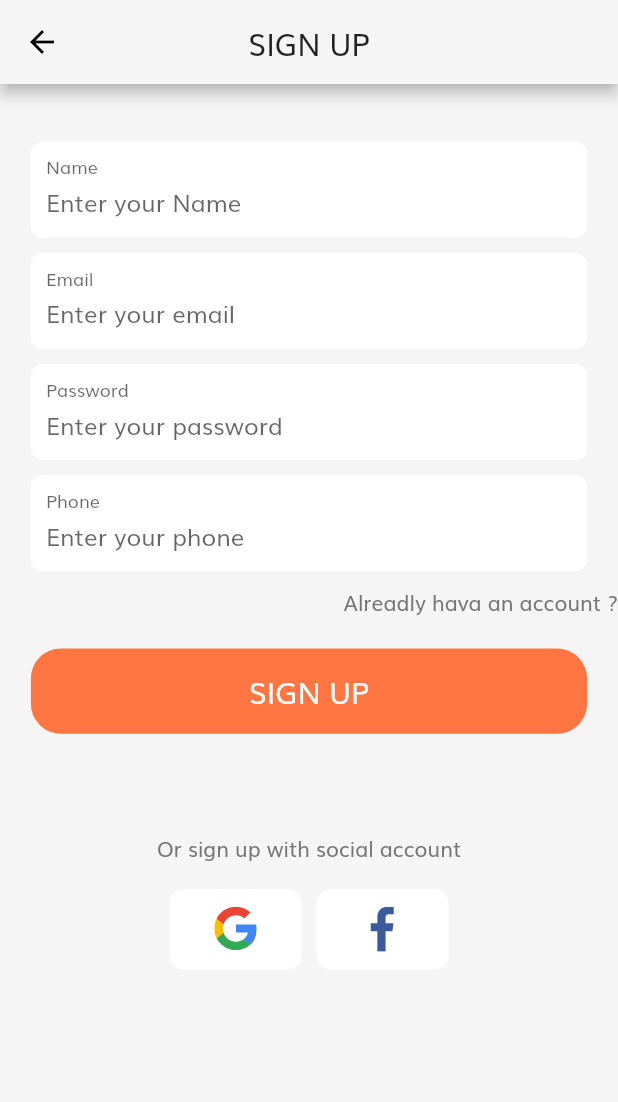
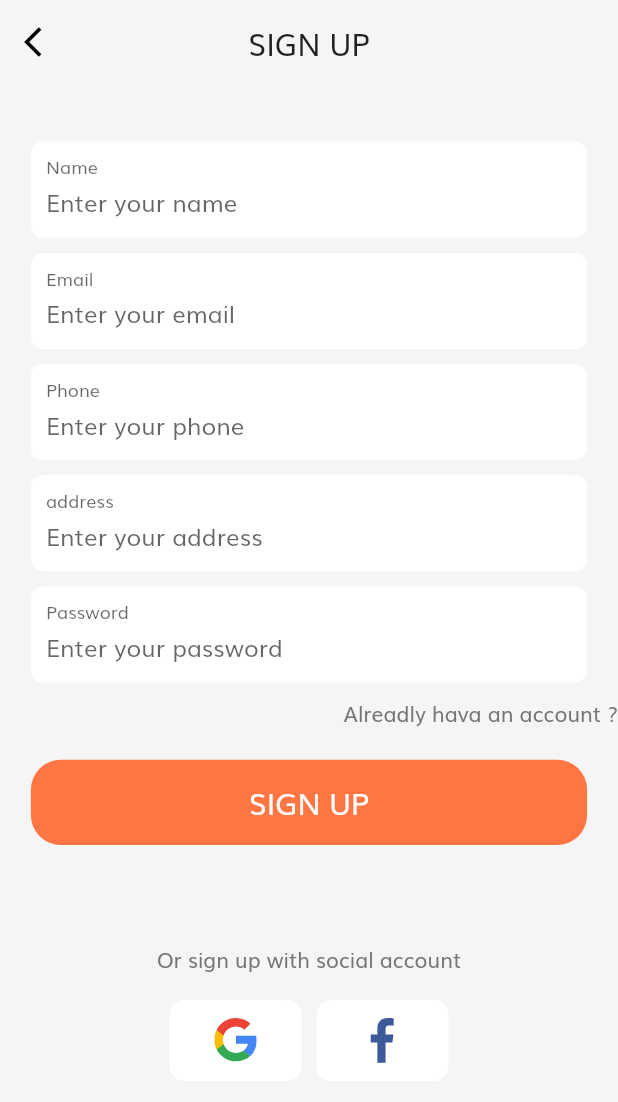
Before and after one commit to duongkibo/EcommerceFunnyTeam, a Flutter app: the SignUpScreen screen opened directly, on a phone screen of 412 x 824 dp. Shown: the top 1102 px of the screen. Run offline on Flutter 3.47's test engine with Material 2 defaults, Android fonts, the phone set to English and light mode, and no system bars; our stand-ins replace flutter_svg, shared_preferences; missing offline and left inert: flutter_statusbarcolor; accounts and stored records are empty.

Commit message:
update login and signup

```diff
--- a/lib/components/default_textfield.dart
+++ b/lib/components/default_textfield.dart
@@ -2,18 +2,19 @@ import 'package:flutter/material.dart';
 
 class DefaultTextfield extends StatelessWidget
 {
-  DefaultTextfield({Key key, this.textLabel, this.textHint, this.isPassword, this.functionValidator, this.functionOnchanged, this.functionOnSave}):super(key: key);
+  DefaultTextfield({Key key, this.textLabel, this.textHint, this.type, this.isPassword, this.functionValidator, this.functionOnchanged, this.functionOnSave}):super(key: key);
   final Function functionValidator;
   final Function functionOnchanged;
   final Function functionOnSave;
   final String textLabel;
   final String textHint;
   final bool isPassword;
+  final TextInputType type;
 
   @override
   Widget build(BuildContext context) {
     return  TextFormField(
-      keyboardType: TextInputType.text,
+      keyboardType: type,
       obscureText: isPassword,
       autocorrect: false,
       onSaved: functionOnSave,
--- a/lib/screens/signup/components/sign_up_form.dart
+++ b/lib/screens/signup/components/sign_up_form.dart
@@ -1,5 +1,6 @@
 import 'package:flutter/material.dart';
 import 'package:welcome_demo/components/defaul_button.dart';
+import 'package:welcome_demo/components/default_textfield.dart';
 
 import '../../../size_config.dart';
 
@@ -14,7 +15,8 @@ class _SignUpFormState extends State<SignUpForm> {
   String email;
   String phone;
   String password;
-  String conform_password;
+  String name;
+  String address;
   bool remember = false;
   final List<String> errors = [];
 
@@ -39,40 +41,144 @@ class _SignUpFormState extends State<SignUpForm> {
       child: Column(
         children: [
           Container(
-              width: SizeConfig.screenWidth*0.9,
+              width: SizeConfig.screenWidth * 0.9,
               padding: EdgeInsets.symmetric(horizontal: 10),
               decoration: BoxDecoration(
                 color: Colors.white,
                 borderRadius: BorderRadius.circular(8.0),
               ),
-              child: buildNameFormField()),
+              child: DefaultTextfield(
+                type: TextInputType.text,
+                isPassword: false,
+                textHint: 'Enter your name',
+                textLabel: 'Name',
+                functionOnSave: (newValue) => name = newValue,
+                functionOnchanged: (value) {
+                  if (value.isNotEmpty) {
+                    removeError(error: 'Sai');
+                  }
+                  name = value;
+                },
+                functionValidator: (value) {
+                  if (value.isEmpty) {
+                    addError(error: 'kPassNullError');
+                    return "";
+                  }
+                  return null;
+                },
+              )),
           SizedBox(height: getProportionateScreenHeight(10)),
           Container(
-              width: SizeConfig.screenWidth*0.9,
+              width: SizeConfig.screenWidth * 0.9,
               padding: EdgeInsets.symmetric(horizontal: 10),
               decoration: BoxDecoration(
                 color: Colors.white,
                 borderRadius: BorderRadius.circular(8.0),
               ),
-              child: buildEmailFormField()),
+              child: DefaultTextfield(
+                type: TextInputType.emailAddress,
+                isPassword: false,
+                textHint: 'Enter your email',
+                textLabel: 'Email',
+                functionOnSave: (newValue) => email = newValue,
+                functionOnchanged: (value) {
+                  if (value.isNotEmpty) {
+                    removeError(error: 'Sai');
+                  }
+                  email = value;
+                },
+                functionValidator: (value) {
+                  if (value.isEmpty) {
+                    addError(error: 'kPassNullError');
+                    return "";
+                  }
+                  return null;
+                },
+              )),
           SizedBox(height: getProportionateScreenHeight(10)),
           Container(
-              width: SizeConfig.screenWidth*0.9,
+              width: SizeConfig.screenWidth * 0.9,
               padding: EdgeInsets.symmetric(horizontal: 10),
               decoration: BoxDecoration(
                 color: Colors.white,
                 borderRadius: BorderRadius.circular(8.0),
               ),
-              child: buildPasswordFormField()),
+              child: DefaultTextfield(
+                type: TextInputType.number,
+                isPassword: false,
+                textHint: 'Enter your phone',
+                textLabel: 'Phone',
+                functionOnSave: (newValue) => phone = newValue,
+                functionOnchanged: (value) {
+                  if (value.isNotEmpty) {
+                    removeError(error: 'Sai');
+                  }
+                  phone = value;
+                },
+                functionValidator: (value) {
+                  if (value.isEmpty) {
+                    addError(error: 'kPassNullError');
+                    return "";
+                  }
+                  return null;
+                },
+              )),
           SizedBox(height: getProportionateScreenHeight(10)),
           Container(
-              width: SizeConfig.screenWidth*0.9,
+              width: SizeConfig.screenWidth * 0.9,
               padding: EdgeInsets.symmetric(horizontal: 10),
               decoration: BoxDecoration(
                 color: Colors.white,
                 borderRadius: BorderRadius.circular(8.0),
               ),
-              child: buildPhoneFormField()),
+              child: DefaultTextfield(
+                type: TextInputType.text,
+                isPassword: false,
+                textHint: 'Enter your address',
+                textLabel: 'address',
+                functionOnSave: (newValue) => address = newValue,
+                functionOnchanged: (value) {
+                  if (value.isNotEmpty) {
+                    removeError(error: 'Sai');
+                  }
+                  address = value;
+                },
+                functionValidator: (value) {
+                  if (value.isEmpty) {
+                    addError(error: 'kPassNullError');
+                    return "";
+                  }
+                  return null;
+                },
+              )),
+          SizedBox(height: getProportionateScreenHeight(10)),
+          Container(
+              width: SizeConfig.screenWidth * 0.9,
+              padding: EdgeInsets.symmetric(horizontal: 10),
+              decoration: BoxDecoration(
+                color: Colors.white,
+                borderRadius: BorderRadius.circular(8.0),
+              ),
+              child: DefaultTextfield(
+                type: TextInputType.text,
+                isPassword: false,
+                textHint: 'Enter your password',
+                textLabel: 'Password',
+                functionOnSave: (newValue) => password = newValue,
+                functionOnchanged: (value) {
+                  if (value.isNotEmpty) {
+                    removeError(error: 'Sai');
+                  }
+                  password = value;
+                },
+                functionValidator: (value) {
+                  if (value.isEmpty) {
+                    addError(error: 'kPassNullError');
+                    return "";
+                  }
+                  return null;
+                },
+              )),
           SizedBox(height: getProportionateScreenHeight(10)),
           Row(
             mainAxisAlignment: MainAxisAlignment.end,
@@ -87,131 +193,14 @@ class _SignUpFormState extends State<SignUpForm> {
           ),
           SizedBox(height: getProportionateScreenHeight(20)),
           Container(
-            width: SizeConfig.screenWidth*0.9,
+            width: SizeConfig.screenWidth * 0.9,
             child: DefaultButton(
-              text: "SIGN UP",
-              press: () {}
+                text: "SIGN UP",
+                press: () {}
             ),
           ),
         ],
       ),
     );
   }
-
-  TextFormField buildNameFormField() {
-    return TextFormField(
-      keyboardType: TextInputType.text,
-      autocorrect: false,
-      onSaved: (newValue) => conform_password = newValue,
-      onChanged: (value) {
-        if (value.isNotEmpty) {
-          removeError(error: 'Sai');
-        } else if (value.isNotEmpty && password == conform_password) {
-          removeError(error: 'Sai');
-        }
-        conform_password = value;
-      },
-      validator: (value) {
-        if (value.isEmpty) {
-          addError(error: 'kPassNullError');
-          return "";
-        } else if ((password != value)) {
-          addError(error: 'kMatchPassError');
-          return "";
-        }
-        return null;
-      },
-      decoration: InputDecoration(
-        labelText: "Name",
-        hintText: "Enter your Name",
-        floatingLabelBehavior: FloatingLabelBehavior.always,
-        border: InputBorder.none
-      ),
-    );
-  }
-
-  TextFormField buildPasswordFormField() {
-    return TextFormField(
-      obscureText: true,
-      onSaved: (newValue) => password = newValue,
-      onChanged: (value) {
-        if (value.isNotEmpty) {
-          removeError(error: 'kPassNullError');
-        } else if (value.length >= 8) {
-          removeError(error: 'kShortPassError');
-        }
-        password = value;
-      },
-      validator: (value) {
-        if (value.isEmpty) {
-          addError(error: 'kPassNullError');
-          return "";
-        } else if (value.length < 8) {
-          addError(error: 'kShortPassError');
-          return "";
-        }
-        return null;
-      },
-      decoration: InputDecoration(
-        labelText: "Password",
-        hintText: "Enter your password",
-        floatingLabelBehavior: FloatingLabelBehavior.always,
-        border: InputBorder.none,
-      ),
-    );
-  }
-
-  TextFormField buildEmailFormField() {
-    return TextFormField(
-      keyboardType: TextInputType.emailAddress,
-      autocorrect: false,
-      onSaved: (newValue) => email = newValue,
-      onChanged: (value) {
-        if (value.isNotEmpty) {
-          removeError(error: 'kEmailNullError');
-        }
-        return null;
-      },
-      validator: (value) {
-        if (value.isEmpty) {
-          addError(error: 'kEmailNullError');
-          return "";
-        }
-        return null;
-      },
-      decoration: InputDecoration(
-        labelText: "Email",
-        hintText: "Enter your email",
-        floatingLabelBehavior: FloatingLabelBehavior.always,
-        border: InputBorder.none,
-      ),
-    );
-  }
-
-  TextFormField buildPhoneFormField() {
-    return TextFormField(
-      keyboardType: TextInputType.number,
-      autocorrect: false,
-      onSaved: (newValue) => phone = newValue,
-      onChanged: (value) {
-        if (value.isNotEmpty) {
-          removeError(error: 'kEmailNullError');
-        }
-        return null;
-      },
-      validator: (value) {
-        if (value.isEmpty) {
-          addError(error: 'kEmailNullError');
-          return "";
-        }
-        return null;
-      },
-      decoration: InputDecoration(
-        labelText: "Phone",
-        hintText: "Enter your phone",
-        floatingLabelBehavior: FloatingLabelBehavior.always,
-        border: InputBorder.none,
-      ),
-    );
-  }
 }
--- a/lib/screens/signup/signup_screen.dart
+++ b/lib/screens/signup/signup_screen.dart
@@ -8,9 +8,13 @@ class SignUpScreen extends StatelessWidget{
     SizeConfig().init(context);
     return Scaffold(
       appBar: AppBar(
-        leading: Icon(Icons.arrow_back),
+        leading: IconButton(
+          icon: Icon(Icons.arrow_back_ios),
+          onPressed:() => Navigator.pop(context)
+        ),
         title: Text('SIGN UP'),
         centerTitle: true,
+        elevation: 0,
         backgroundColor: Colors.grey[100],
       ),
       backgroundColor: Colors.grey[100],
```
Also changed, not shown: lib/screens/login/login_screen.dart (+110 -76 lines).
